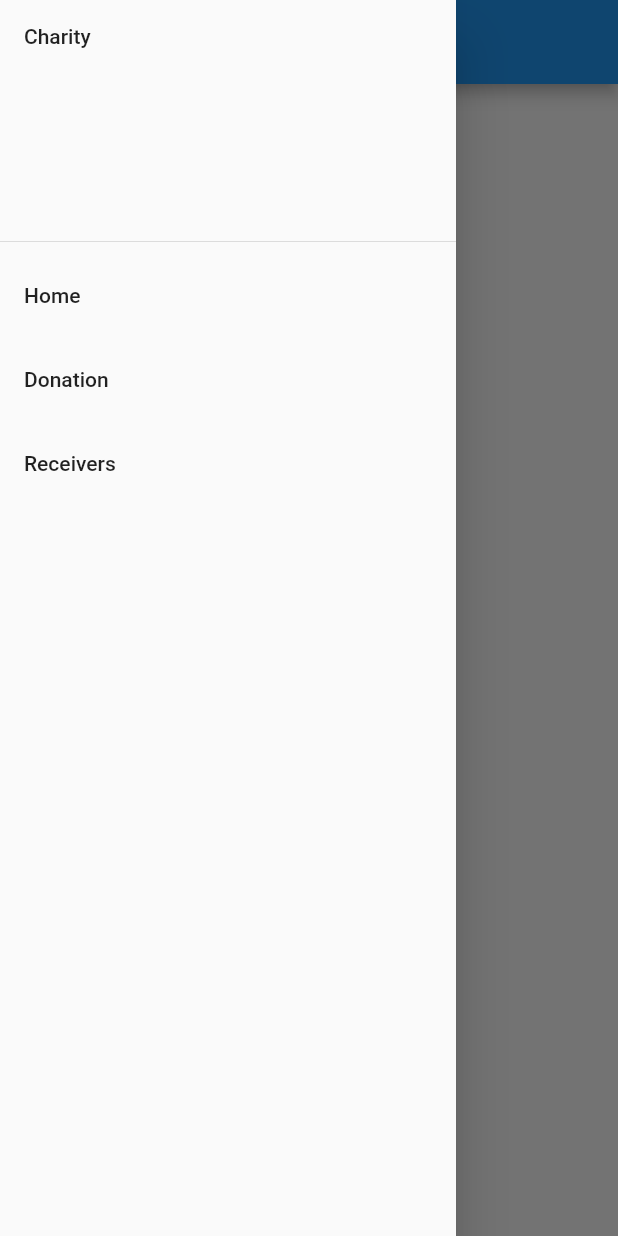
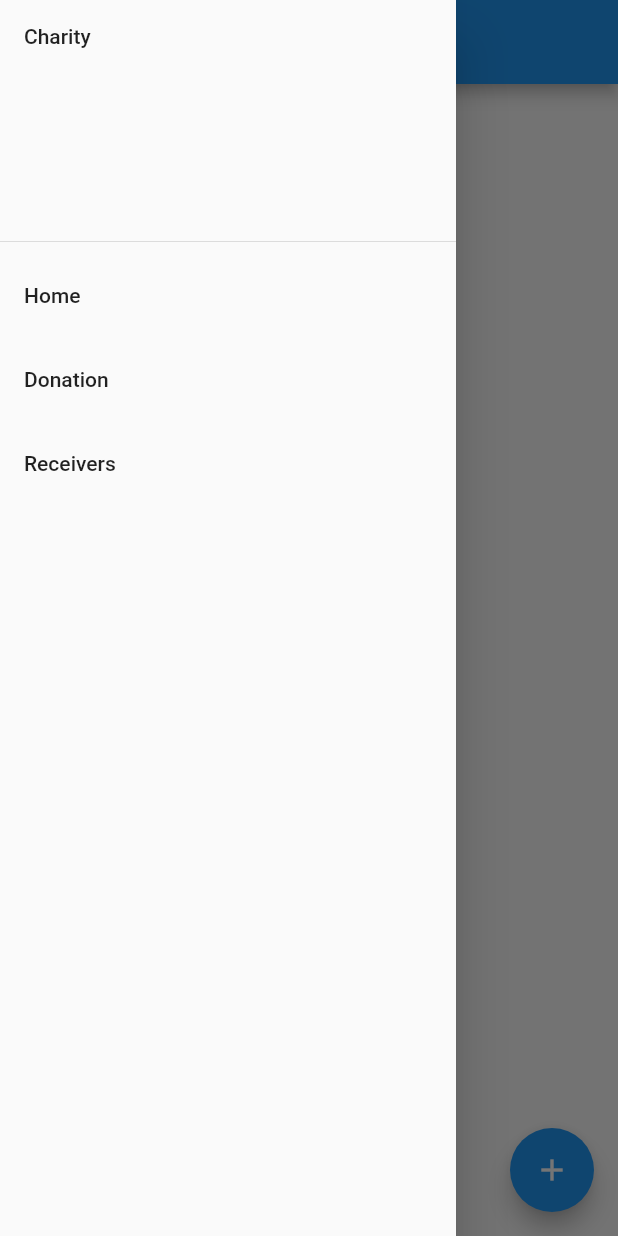
Before and after one commit to DRP-Basket/Basket, a Flutter app: the CharityDonationPage screen opened by its route, with the side drawer open, on a phone screen of 412 x 824 dp. Run offline on Flutter 3.47's test engine with Material 2 defaults, Android fonts, the phone set to English and light mode, and no system bars; our stand-ins replace cloud_firestore, firebase_auth, firebase_core, firebase_storage, get_it, image_picker and 2 more; accounts and stored records are empty.

Commit message:
[wyt119] Basic view for adding donation

```diff
--- a/frontend/lib/views/charity/charity_donation_page.dart
+++ b/frontend/lib/views/charity/charity_donation_page.dart
@@ -1,17 +1,30 @@
 import 'package:flutter/material.dart';
 
+import 'add_donation.dart';
 import 'charity_drawer.dart';
 
-class CharityDonationPage extends StatelessWidget {
+class CharityDonationPage extends StatefulWidget {
   static const String id = "CharityDonationPage";
 
-  const CharityDonationPage({ Key? key }) : super(key: key);
+  const CharityDonationPage({Key? key}) : super(key: key);
 
+  @override
+  _CharityDonationPageState createState() => _CharityDonationPageState();
+}
+
+class _CharityDonationPageState extends State<CharityDonationPage> {
   @override
   Widget build(BuildContext context) {
     return Scaffold(
       appBar: AppBar(title: Text("Charity Donation Page")),
       drawer: CharityDrawer(),
+      floatingActionButton: FloatingActionButton(
+        onPressed: () {
+          Navigator.push(
+              context, MaterialPageRoute(builder: (context) => AddDonation()));
+        },
+        child: Icon(Icons.add),
+      ),
     );
   }
 }
```
Also changed, not shown: frontend/lib/views/charity/add_donation.dart (added, +58 -0 lines).
